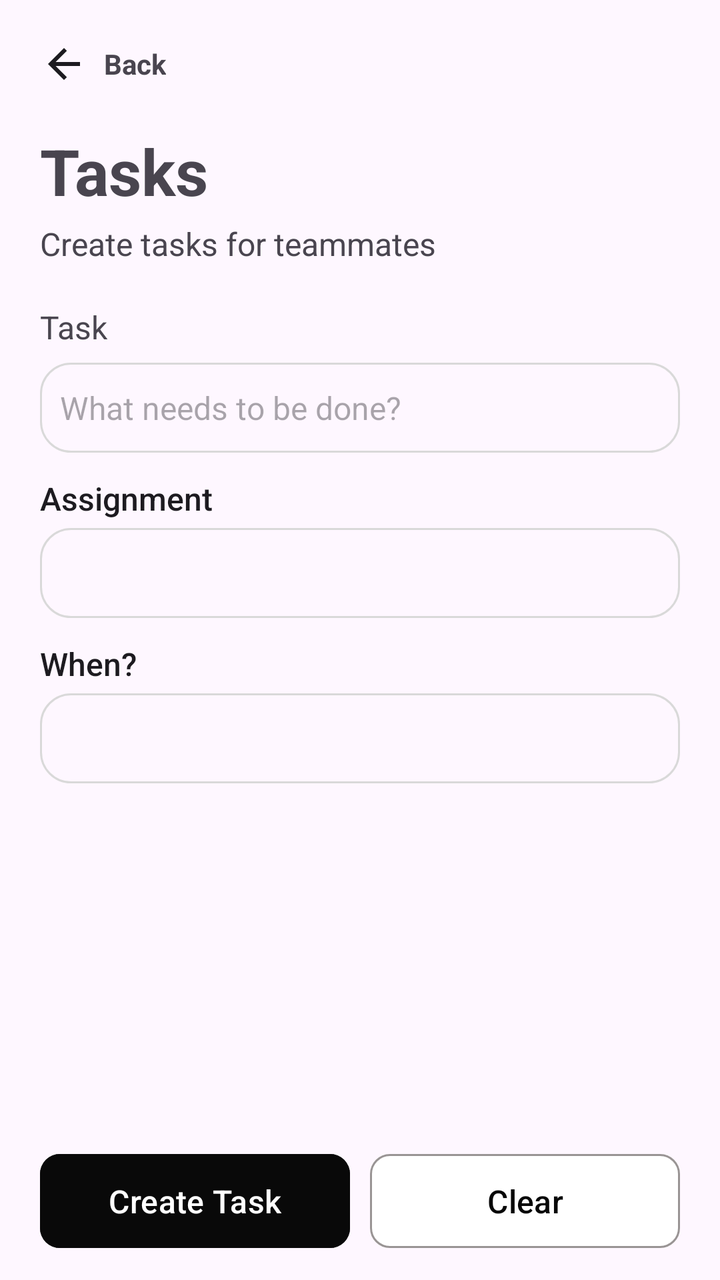
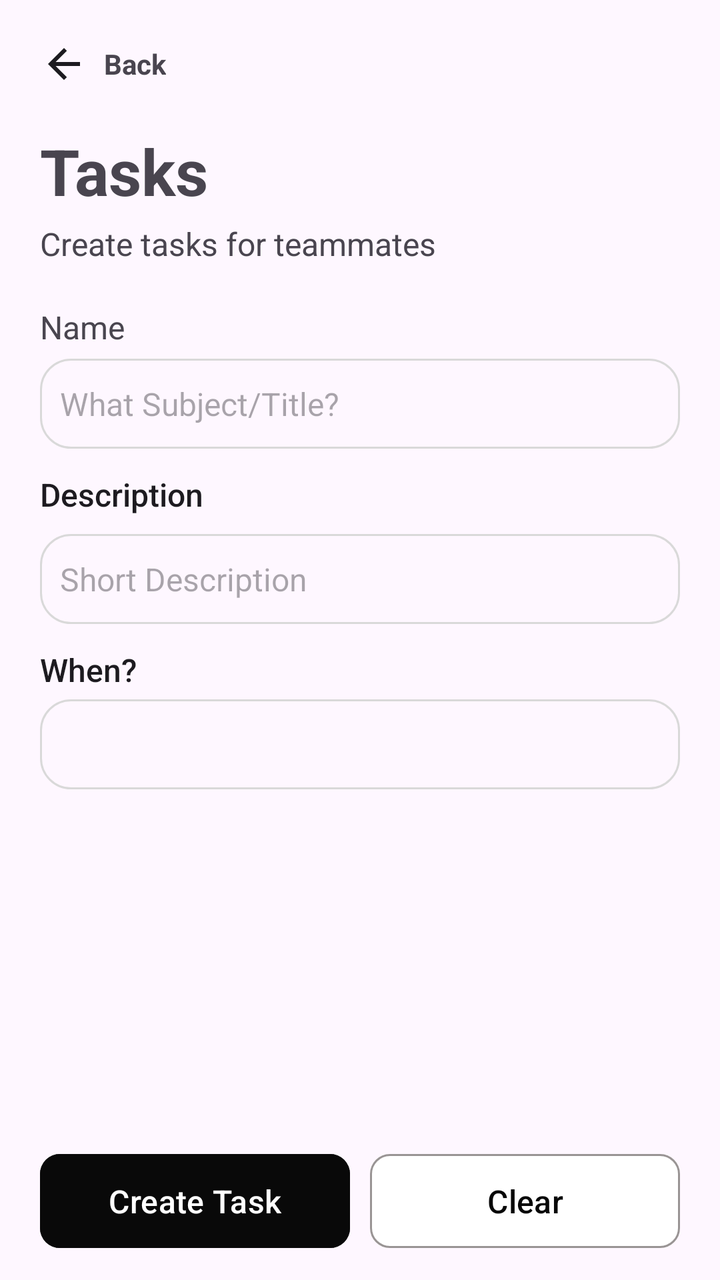

Screens rendered from an Android XML layout before and after an edit, with the pre-edit source and the edit as a unified diff.
<!-- AndroidManifest.xml: application theme Theme.Syncly -->
<!-- res/layout/activity_task.xml -->
<?xml version="1.0" encoding="utf-8"?>
<RelativeLayout xmlns:android="http://schemas.android.com/apk/res/android"
    xmlns:app="http://schemas.android.com/apk/res-auto"
    xmlns:tools="http://schemas.android.com/tools"
    android:id="@+id/main"
    android:layout_width="match_parent"
    android:layout_height="match_parent"
    tools:context=".activities.MainActivity">

    <LinearLayout
        android:layout_width="wrap_content"
        android:layout_height="wrap_content"
        android:orientation="horizontal"
        android:layout_margin="20dp"
        android:gravity="center"
        android:id="@+id/backBtn">
        <ImageView
            android:layout_width="wrap_content"
            android:layout_height="wrap_content"
            android:src="@drawable/icon_arrow_back"
            android:layout_marginRight="8dp"/>
        <TextView
            android:layout_width="wrap_content"
            android:layout_height="wrap_content"
            android:text="Back"
            android:textStyle="bold"
            />
    </LinearLayout>

    <TextView
        android:id="@+id/Title"
        android:layout_width="wrap_content"
        android:layout_height="wrap_content"
        android:layout_below="@id/backBtn"
        android:layout_marginHorizontal="20dp"
        android:text="Tasks"
        android:textSize="32sp"
        android:textStyle="bold" />

    <TextView
        android:id="@+id/description"
        android:layout_width="wrap_content"
        android:layout_height="wrap_content"
        android:layout_below="@id/Title"
        android:layout_marginTop="4dp"
        android:text="Create tasks for teammates"
        android:layout_marginHorizontal="20dp"
        android:textSize="16dp"/>

    <TextView
        android:id="@+id/task"
        android:layout_width="wrap_content"
        android:layout_height="wrap_content"
        android:layout_below="@id/description"
        android:layout_marginTop="20dp"
        android:text="Task"
        android:layout_marginHorizontal="20dp"
        android:textSize="16dp"/>

    <EditText
        android:id="@+id/taskInpt"
        android:layout_width="match_parent"
        android:layout_height="45dp"
        android:layout_below="@id/task"
        android:layout_centerHorizontal="true"
        android:layout_marginTop="7dp"
        android:background="@drawable/bg_border"
        android:ems="10"
        android:hint="What needs to be done?"
        android:inputType="text"
        android:paddingStart="10dp"
        android:layout_marginHorizontal="20dp"
        android:textSize="16dp"/>

    <TextView
        android:id="@+id/assign"
        android:layout_width="wrap_content"
        android:layout_height="wrap_content"
        android:layout_below="@id/taskInpt"
        android:layout_marginTop="12dp"
        android:text="Assignment"
        android:textAppearance="@style/TextAppearance.AppCompat.Body2"
        android:layout_marginHorizontal="20dp"
        android:textSize="16dp"/>

    <Spinner
        android:id="@+id/assignment"
        android:layout_width="match_parent"
        android:layout_height="45dp"
        android:layout_below="@id/assign"
        android:layout_centerHorizontal="true"
        android:layout_marginTop="4dp"
        android:background="@drawable/bg_border"
        android:layout_marginHorizontal="20dp"
        android:textSize="16dp"/>

    <TextView
        android:id="@+id/date"
        android:layout_width="wrap_content"
        android:layout_height="wrap_content"
        android:layout_below="@id/assignment"
        android:layout_marginTop="12dp"
        android:text="When?"
        android:textAppearance="@style/TextAppearance.AppCompat.Body2"
        android:layout_marginHorizontal="20dp"
        android:textSize="16dp"/>

    <Spinner
        android:id="@+id/dateInpt"
        android:layout_width="match_parent"
        android:layout_height="45dp"
        android:layout_below="@id/date"
        android:layout_centerHorizontal="true"
        android:layout_marginTop="4dp"
        android:background="@drawable/bg_border"
        android:layout_marginHorizontal="20dp"
        android:textSize="16dp"
        />

    <LinearLayout
        android:layout_width="match_parent"
        android:layout_height="wrap_content"
        android:layout_alignParentBottom="true"
        android:orientation="horizontal"
        android:layout_marginBottom="12dp"
        android:layout_marginHorizontal="20dp">

        <Button
            android:id="@+id/button"
            style="@style/Widget.Material3.Button"
            android:layout_width="0dp"
            android:layout_weight="1"
            android:layout_height="55dp"
            android:layout_marginEnd="10dp"
            android:backgroundTint="#090909"
            android:text="Create Task"
            app:cornerRadius="10dp"
            android:textSize="16dp"/>

        <Button
            android:id="@+id/button2"
            style="@style/Widget.Material3.Button"
            android:layout_width="0dp"
            android:layout_weight="1"
            android:layout_height="55dp"
            android:backgroundTint="#FFFFFF"
            android:text="Clear"
            android:textColor="#070707"
            app:cornerRadius="10dp"
            app:strokeColor="#999494"
            app:strokeWidth="1dp"
            android:textSize="16dp"/>
    </LinearLayout>

</RelativeLayout>
<!-- resources referenced by this layout -->
<resources>
  <!-- drawable bg_border (drawable) -->
  <?xml version="1.0" encoding="utf-8"?>
  <shape xmlns:android="http://schemas.android.com/apk/res/android">
      <corners android:radius="15dp"/>
      <stroke android:color="@color/gray" android:width="1dp"/>
  </shape>
  <!-- drawable icon_arrow_back (drawable) -->
  <vector xmlns:android="http://schemas.android.com/apk/res/android"
      android:width="24dp"
      android:height="24dp"
      android:viewportWidth="24"
      android:viewportHeight="24">
    <path
        android:pathData="M7.825,13L13.425,18.6L12,20L4,12L12,4L13.425,5.4L7.825,11H20V13H7.825Z"
        android:fillColor="#1D1B20"/>
  </vector>
  <style name="Theme.Syncly" parent="Base.Theme.Syncly" />
  <color name="gray">#D9D9D9</color>
  <style name="Base.Theme.Syncly" parent="Theme.Material3.DayNight.NoActionBar">
          
          
      </style>
</resources>

<!-- the commit's change to res/layout/activity_task.xml (unified diff, before → after) -->
@@ -38,7 +38,7 @@
         android:textStyle="bold" />
 
     <TextView
-        android:id="@+id/description"
+        android:id="@+id/descriptionTitle"
         android:layout_width="wrap_content"
         android:layout_height="wrap_content"
         android:layout_below="@id/Title"
@@ -51,65 +51,67 @@
         android:id="@+id/task"
         android:layout_width="wrap_content"
         android:layout_height="wrap_content"
-        android:layout_below="@id/description"
+        android:layout_below="@id/descriptionTitle"
         android:layout_marginTop="20dp"
-        android:text="Task"
+        android:text="Name"
         android:layout_marginHorizontal="20dp"
         android:textSize="16dp"/>
 
     <EditText
-        android:id="@+id/taskInpt"
+        android:id="@+id/taskName"
         android:layout_width="match_parent"
         android:layout_height="45dp"
         android:layout_below="@id/task"
-        android:layout_centerHorizontal="true"
-        android:layout_marginTop="7dp"
+        android:layout_marginHorizontal="20dp"
+        android:layout_marginTop="5dp"
         android:background="@drawable/bg_border"
         android:ems="10"
-        android:hint="What needs to be done?"
+        android:hint="What Subject/Title?"
         android:inputType="text"
         android:paddingStart="10dp"
-        android:layout_marginHorizontal="20dp"
-        android:textSize="16dp"/>
+        android:textSize="16dp" />
 
     <TextView
-        android:id="@+id/assign"
+        android:id="@+id/desc"
         android:layout_width="wrap_content"
         android:layout_height="wrap_content"
-        android:layout_below="@id/taskInpt"
+        android:layout_below="@id/taskName"
         android:layout_marginTop="12dp"
-        android:text="Assignment"
+        android:text="Description"
         android:textAppearance="@style/TextAppearance.AppCompat.Body2"
         android:layout_marginHorizontal="20dp"
         android:textSize="16dp"/>
 
-    <Spinner
-        android:id="@+id/assignment"
+    <EditText
+        android:id="@+id/description"
         android:layout_width="match_parent"
         android:layout_height="45dp"
-        android:layout_below="@id/assign"
-        android:layout_centerHorizontal="true"
-        android:layout_marginTop="4dp"
+        android:layout_below="@id/desc"
+        android:layout_marginHorizontal="20dp"
+        android:layout_marginTop="9dp"
         android:background="@drawable/bg_border"
-        android:layout_marginHorizontal="20dp"
-        android:textSize="16dp"/>
+        android:ems="10"
+        android:hint="Short Description"
+        android:inputType="text"
+        android:paddingStart="10dp"
+        android:textSize="16dp" />
 
     <TextView
-        android:id="@+id/date"
+        android:id="@+id/when"
         android:layout_width="wrap_content"
         android:layout_height="wrap_content"
-        android:layout_below="@id/assignment"
+        android:layout_below="@id/description"
         android:layout_marginTop="12dp"
         android:text="When?"
         android:textAppearance="@style/TextAppearance.AppCompat.Body2"
         android:layout_marginHorizontal="20dp"
         android:textSize="16dp"/>
-
+    
     <Spinner
-        android:id="@+id/dateInpt"
+        android:id="@+id/date"
         android:layout_width="match_parent"
         android:layout_height="45dp"
-        android:layout_below="@id/date"
+        android:layout_below="@id/when"
         android:layout_centerHorizontal="true"
         android:layout_marginTop="4dp"
         android:background="@drawable/bg_border"
@@ -126,7 +128,7 @@
         android:layout_marginHorizontal="20dp">
 
         <Button
-            android:id="@+id/button"
+            android:id="@+id/createBtn"
             style="@style/Widget.Material3.Button"
             android:layout_width="0dp"
             android:layout_weight="1"
@@ -138,7 +140,7 @@
             android:textSize="16dp"/>
 
         <Button
-            android:id="@+id/button2"
+            android:id="@+id/clearBtn"
             style="@style/Widget.Material3.Button"
             android:layout_width="0dp"
             android:layout_weight="1"
